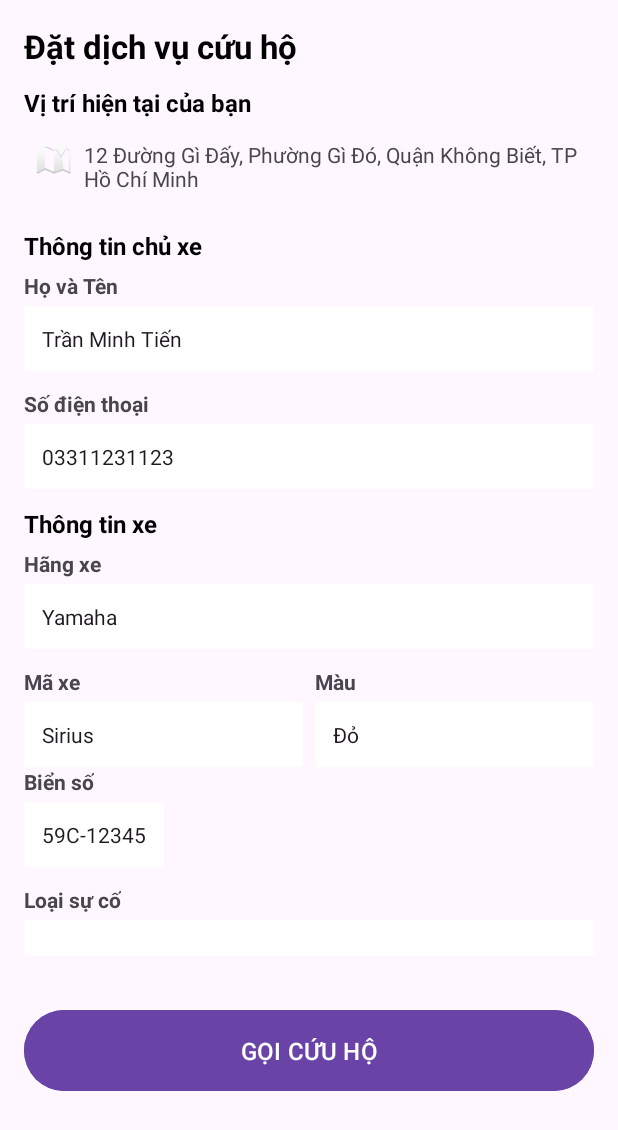
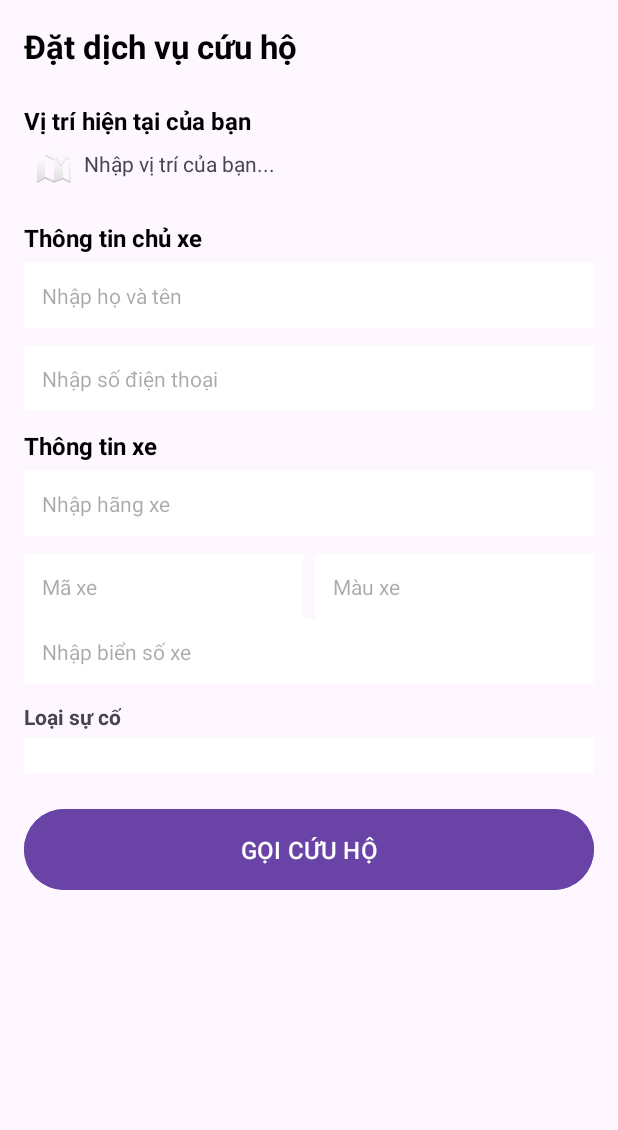
Before and after one commit to danh0999/rescue360, an Android app: the layout activity_service_order.xml on its own in the app's theme, with its tools: preview values and no code run, on a phone screen of 412 x 824 dp. Shown: the top 1130 px of the screen. Run offline under Robolectric (Android 15) with nearby library versions, the phone set to English and light mode, and no system bars.

Commit message:
update_main_actitvity

```diff
--- a/app/src/main/res/layout/activity_service_order.xml
+++ b/app/src/main/res/layout/activity_service_order.xml
@@ -10,26 +10,25 @@
         android:orientation="vertical"
         android:padding="16dp">
 
-
         <!-- Tiêu đề -->
         <TextView
             android:layout_width="wrap_content"
             android:layout_height="wrap_content"
+            android:paddingBottom="12dp"
             android:text="Đặt dịch vụ cứu hộ"
+            android:textColor="@android:color/black"
             android:textSize="22sp"
-            android:textStyle="bold"
-            android:textColor="@android:color/black"
-            android:paddingBottom="12dp" />
+            android:textStyle="bold" />
 
         <!-- Vị trí hiện tại -->
         <TextView
             android:layout_width="wrap_content"
             android:layout_height="wrap_content"
+            android:paddingTop="12dp"
             android:text="Vị trí hiện tại của bạn"
+            android:textColor="@android:color/black"
             android:textSize="16sp"
-            android:textStyle="bold"
-            android:textColor="@android:color/black"
-            android:paddingBottom="6dp" />
+            android:textStyle="bold" />
 
         <LinearLayout
             android:layout_width="match_parent"
@@ -45,28 +44,20 @@
             <TextView
                 android:layout_width="wrap_content"
                 android:layout_height="wrap_content"
-                android:text="12 Đường Gì Đấy, Phường Gì Đó, Quận Không Biết, TP Hồ Chí Minh"
-                android:textSize="14sp"
-                android:paddingStart="8dp" />
+                android:paddingStart="8dp"
+                android:text="Nhập vị trí của bạn..."
+                android:textSize="14sp" />
         </LinearLayout>
 
         <!-- Thông tin chủ xe -->
         <TextView
             android:layout_width="wrap_content"
             android:layout_height="wrap_content"
+            android:paddingTop="16dp"
+            android:paddingBottom="6dp"
             android:text="Thông tin chủ xe"
+            android:textColor="@android:color/black"
             android:textSize="16sp"
-            android:textStyle="bold"
-            android:textColor="@android:color/black"
-            android:paddingTop="16dp"
-            android:paddingBottom="6dp" />
-
-        <TextView
-            android:layout_width="wrap_content"
-            android:layout_height="wrap_content"
-            android:paddingBottom="4dp"
-            android:text="Họ và Tên"
-            android:textSize="14sp"
             android:textStyle="bold" />
 
         <EditText
@@ -74,156 +65,100 @@
             android:layout_height="wrap_content"
             android:layout_marginBottom="12dp"
             android:background="@android:color/white"
-            android:focusable="false"
             android:padding="12dp"
-            android:text="Trần Minh Tiến"
+            android:hint="Nhập họ và tên"
             android:textSize="14sp" />
-
-        <TextView
-            android:layout_width="wrap_content"
-            android:layout_height="wrap_content"
-            android:text="Số điện thoại"
-            android:textSize="14sp"
-            android:textStyle="bold"
-            android:paddingBottom="4dp" />
 
         <EditText
             android:layout_width="match_parent"
             android:layout_height="wrap_content"
-            android:text="03311231123"
+            android:layout_marginBottom="12dp"
             android:background="@android:color/white"
-            android:focusable="false"
-            android:textSize="14sp"
             android:padding="12dp"
-            android:layout_marginBottom="12dp" />
+            android:hint="Nhập số điện thoại"
+            android:textSize="14sp" />
 
         <!-- Thông tin xe -->
         <TextView
             android:layout_width="wrap_content"
             android:layout_height="wrap_content"
+            android:paddingBottom="6dp"
             android:text="Thông tin xe"
+            android:textColor="@android:color/black"
             android:textSize="16sp"
-            android:textStyle="bold"
-            android:textColor="@android:color/black"
-            android:paddingBottom="6dp" />
-
-        <TextView
-            android:layout_width="wrap_content"
-            android:layout_height="wrap_content"
-            android:text="Hãng xe"
-            android:textSize="14sp"
-            android:textStyle="bold"
-            android:paddingBottom="4dp" />
+            android:textStyle="bold" />
 
         <EditText
             android:layout_width="match_parent"
             android:layout_height="wrap_content"
-            android:text="Yamaha"
-            android:textSize="14sp"
+            android:layout_marginBottom="12dp"
             android:background="@android:color/white"
             android:padding="12dp"
-            android:layout_marginBottom="12dp" />
+            android:hint="Nhập hãng xe"
+            android:textSize="14sp" />
 
         <LinearLayout
             android:layout_width="match_parent"
             android:layout_height="wrap_content"
             android:orientation="horizontal">
 
-            <LinearLayout
+            <EditText
                 android:layout_width="0dp"
+                android:layout_height="wrap_content"
+                android:layout_marginEnd="8dp"
                 android:layout_weight="1"
+                android:background="@android:color/white"
+                android:padding="12dp"
+                android:hint="Mã xe"
+                android:textSize="14sp" />
+
+            <EditText
+                android:layout_width="0dp"
                 android:layout_height="wrap_content"
-                android:orientation="vertical"
-                android:layout_marginEnd="8dp">
-
-                <TextView
-                    android:layout_width="wrap_content"
-                    android:layout_height="wrap_content"
-                    android:text="Mã xe"
-                    android:textSize="14sp"
-                    android:textStyle="bold"
-                    android:paddingBottom="4dp" />
-
-                <EditText
-                    android:layout_width="match_parent"
-                    android:layout_height="wrap_content"
-                    android:text="Sirius"
-                    android:textSize="14sp"
-                    android:background="@android:color/white"
-                    android:padding="12dp" />
-            </LinearLayout>
-
-            <LinearLayout
-                android:layout_width="0dp"
                 android:layout_weight="1"
-                android:layout_height="wrap_content"
-                android:orientation="vertical">
-
-                <TextView
-                    android:layout_width="wrap_content"
-                    android:layout_height="wrap_content"
-                    android:text="Màu"
-                    android:textSize="14sp"
-                    android:textStyle="bold"
-                    android:paddingBottom="4dp" />
-
-                <EditText
-                    android:layout_width="match_parent"
-                    android:layout_height="wrap_content"
-                    android:text="Đỏ"
-                    android:textSize="14sp"
-                    android:background="@android:color/white"
-                    android:padding="12dp" />
-            </LinearLayout>
+                android:background="@android:color/white"
+                android:padding="12dp"
+                android:hint="Màu xe"
+                android:textSize="14sp" />
         </LinearLayout>
 
-        <TextView
-            android:layout_width="wrap_content"
-            android:layout_height="wrap_content"
-            android:text="Biển số"
-            android:textSize="14sp"
-            android:textStyle="bold"
-            android:paddingBottom="4dp" />
-
         <EditText
-            android:layout_width="wrap_content"
+            android:layout_width="match_parent"
             android:layout_height="wrap_content"
             android:layout_marginBottom="12dp"
             android:background="@android:color/white"
             android:padding="12dp"
-            android:text="59C-12345"
+            android:hint="Nhập biển số xe"
             android:textSize="14sp" />
 
         <!-- Loại sự cố -->
         <TextView
             android:layout_width="wrap_content"
             android:layout_height="wrap_content"
+            android:paddingBottom="4dp"
             android:text="Loại sự cố"
             android:textSize="14sp"
-            android:textStyle="bold"
-            android:paddingBottom="4dp" />
-
-
-        <!-- Button gọi cứu hộ -->
+            android:textStyle="bold" />
 
         <Spinner
             android:id="@+id/spinner_issue"
             android:layout_width="match_parent"
             android:layout_height="wrap_content"
-            android:layout_marginBottom="16dp"
+            android:layout_marginBottom="12dp"
             android:background="@android:color/white"
             android:padding="12dp"
             android:spinnerMode="dropdown" />
 
+        <!-- Button gọi cứu hộ -->
         <Button
             android:layout_width="match_parent"
             android:layout_height="wrap_content"
+            android:layout_marginTop="8dp"
+            android:backgroundTint="#6A43A7"
+            android:padding="16dp"
             android:text="GỌI CỨU HỘ"
             android:textAllCaps="true"
             android:textColor="@android:color/white"
-            android:backgroundTint="#6A43A7"
-            android:layout_marginTop="16dp"
-            android:padding="16dp"
             android:textSize="16sp" />
 
     </LinearLayout>
```
